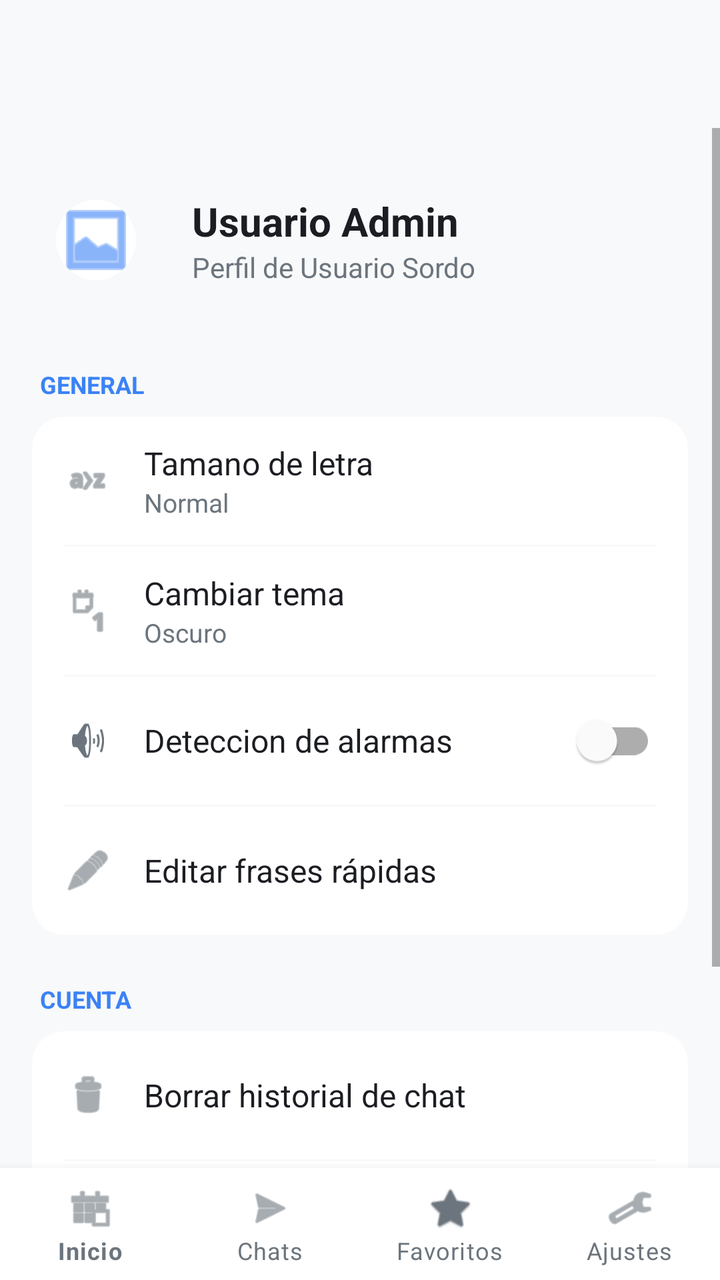
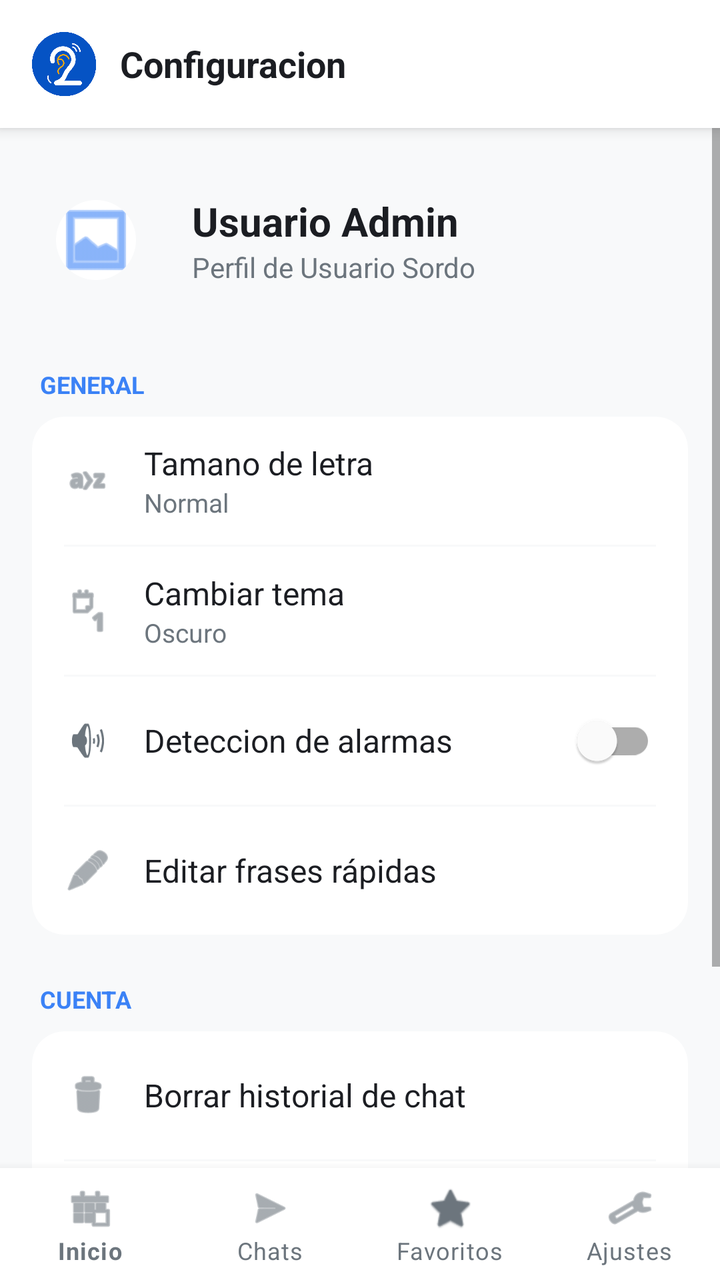

Screens rendered from an Android XML layout before and after an edit, with the pre-edit source and the edit as a unified diff.
<!-- AndroidManifest.xml: activity theme Theme.Speak2Read -->
<!-- res/layout/activity_settings.xml -->
<?xml version="1.0" encoding="utf-8"?>
<RelativeLayout xmlns:android="http://schemas.android.com/apk/res/android"
    xmlns:app="http://schemas.android.com/apk/res-auto"
    android:layout_width="match_parent"
    android:layout_height="match_parent"
    android:background="@color/s2r_background">

    <Toolbar
        android:id="@+id/toolbarSettings"
        android:layout_width="match_parent"
        android:layout_height="64dp"
        android:background="@color/s2r_background"
        app:title="@string/settings_title"
        app:titleTextColor="@color/s2r_text_primary" />

    <ScrollView
        android:layout_width="match_parent"
        android:layout_height="match_parent"
        android:layout_below="@id/toolbarSettings"
        android:layout_above="@id/bottom_navigation">

        <LinearLayout
            android:layout_width="match_parent"
            android:layout_height="wrap_content"
            android:orientation="vertical"
            android:padding="16dp">

            
            <LinearLayout
                android:layout_width="match_parent"
                android:layout_height="wrap_content"
                android:orientation="horizontal"
                android:gravity="center_vertical"
                android:layout_marginBottom="32dp"
                android:layout_marginTop="8dp">
                <com.google.android.material.imageview.ShapeableImageView
                    android:layout_width="64dp"
                    android:layout_height="64dp"
                    android:src="@android:drawable/ic_menu_gallery"
                    app:shapeAppearanceOverlay="@style/CircleImage"
                    android:background="@color/s2r_surface"
                    android:padding="12dp"
                    app:tint="@color/s2r_accent"
                    android:contentDescription="Perfil"/>
                <LinearLayout
                    android:layout_width="wrap_content"
                    android:layout_height="wrap_content"
                    android:orientation="vertical"
                    android:layout_marginStart="16dp">
                    <TextView
                        android:id="@+id/tvUserName"
                        android:layout_width="wrap_content"
                        android:layout_height="wrap_content"
                        android:text="Usuario Admin"
                        android:textColor="@color/s2r_text_primary"
                        android:textSize="20sp"
                        android:textStyle="bold"/>
                    <TextView
                        android:layout_width="wrap_content"
                        android:layout_height="wrap_content"
                        android:text="Perfil de Usuario Sordo"
                        android:textColor="@color/s2r_text_secondary"
                        android:textSize="14sp"/>
                </LinearLayout>
            </LinearLayout>

            
            <TextView
                android:layout_width="wrap_content"
                android:layout_height="wrap_content"
                android:text="@string/settings_category_general"
                android:textColor="@color/s2r_accent"
                android:textSize="12sp"
                android:textStyle="bold"
                android:textAllCaps="true"
                android:layout_marginBottom="8dp"
                android:layout_marginStart="4dp"/>

            <com.google.android.material.card.MaterialCardView
                android:layout_width="match_parent"
                android:layout_height="wrap_content"
                app:cardBackgroundColor="@color/s2r_surface"
                app:cardCornerRadius="16dp"
                app:cardElevation="0dp"
                android:layout_marginBottom="24dp">

                <LinearLayout
                    android:layout_width="match_parent"
                    android:layout_height="wrap_content"
                    android:orientation="vertical">

                    
                    <LinearLayout
                        android:id="@+id/btnFontSizeLayout"
                        android:layout_width="match_parent"
                        android:layout_height="64dp"
                        android:gravity="center_vertical"
                        android:paddingHorizontal="16dp"
                        android:clickable="true"
                        android:focusable="true"
                        android:background="?attr/selectableItemBackground">
                        <ImageView
                            android:layout_width="24dp"
                            android:layout_height="24dp"
                            android:src="@android:drawable/ic_menu_sort_alphabetically"
                            app:tint="@color/s2r_text_secondary"
                            android:contentDescription="Fuente"/>
                        <LinearLayout
                            android:layout_width="0dp"
                            android:layout_height="wrap_content"
                            android:layout_weight="1"
                            android:orientation="vertical"
                            android:layout_marginStart="16dp">
                            <TextView
                                android:layout_width="wrap_content"
                                android:layout_height="wrap_content"
                                android:text="@string/switch_tamano_letra"
                                android:textColor="@color/s2r_text_primary"
                                android:textSize="16sp" />
                            <TextView
                                android:id="@+id/tvFontSizeStatus"
                                android:layout_width="wrap_content"
                                android:layout_height="wrap_content"
                                android:text="Normal"
                                android:textColor="@color/s2r_text_secondary"
                                android:textSize="13sp" />
                        </LinearLayout>
                    </LinearLayout>

                    <View android:layout_width="match_parent" android:layout_height="1dp" android:background="@color/s2r_background" android:layout_marginHorizontal="16dp"/>

                    
                    <LinearLayout
                        android:id="@+id/btnThemeLayout"
                        android:layout_width="match_parent"
                        android:layout_height="64dp"
                        android:gravity="center_vertical"
                        android:paddingHorizontal="16dp"
                        android:clickable="true"
                        android:focusable="true"
                        android:background="?attr/selectableItemBackground">
                        <ImageView
                            android:layout_width="24dp"
                            android:layout_height="24dp"
                            android:src="@android:drawable/ic_menu_day"
                            app:tint="@color/s2r_text_secondary"
                            android:contentDescription="Tema"/>
                        <LinearLayout
                            android:layout_width="0dp"
                            android:layout_height="wrap_content"
                            android:layout_weight="1"
                            android:orientation="vertical"
                            android:layout_marginStart="16dp">
                            <TextView
                                android:layout_width="wrap_content"
                                android:layout_height="wrap_content"
                                android:text="@string/switch_cambiar_tema"
                                android:textColor="@color/s2r_text_primary"
                                android:textSize="16sp" />
                            <TextView
                                android:id="@+id/tvThemeStatus"
                                android:layout_width="wrap_content"
                                android:layout_height="wrap_content"
                                android:text="Oscuro"
                                android:textColor="@color/s2r_text_secondary"
                                android:textSize="13sp" />
                        </LinearLayout>
                    </LinearLayout>

                    <View android:layout_width="match_parent" android:layout_height="1dp" android:background="@color/s2r_background" android:layout_marginHorizontal="16dp"/>

                    
                    <LinearLayout
                        android:layout_width="match_parent"
                        android:layout_height="64dp"
                        android:gravity="center_vertical"
                        android:paddingHorizontal="16dp">
                        <ImageView
                            android:layout_width="24dp"
                            android:layout_height="24dp"
                            android:src="@android:drawable/ic_lock_silent_mode_off"
                            app:tint="@color/s2r_text_secondary"
                            android:contentDescription="Alarmas"/>
                        <TextView
                            android:layout_width="0dp"
                            android:layout_height="wrap_content"
                            android:layout_weight="1"
                            android:layout_marginStart="16dp"
                            android:text="@string/switch_deteccion_alarmas"
                            android:textColor="@color/s2r_text_primary"
                            android:textSize="16sp" />
                        <com.google.android.material.switchmaterial.SwitchMaterial
                            android:id="@+id/swAlarmDetection"
                            android:layout_width="wrap_content"
                            android:layout_height="wrap_content" />
                    </LinearLayout>

                    <View android:layout_width="match_parent" android:layout_height="1dp" android:background="@color/s2r_background" android:layout_marginHorizontal="16dp"/>

                    
                    <LinearLayout
                        android:id="@+id/btnCustomRepliesLayout"
                        android:layout_width="match_parent"
                        android:layout_height="64dp"
                        android:gravity="center_vertical"
                        android:paddingHorizontal="16dp"
                        android:clickable="true"
                        android:focusable="true"
                        android:background="?attr/selectableItemBackground">
                        <ImageView
                            android:layout_width="24dp"
                            android:layout_height="24dp"
                            android:src="@android:drawable/ic_menu_edit"
                            app:tint="@color/s2r_text_secondary"
                            android:contentDescription="Editar"/>
                        <TextView
                            android:layout_width="match_parent"
                            android:layout_height="wrap_content"
                            android:layout_marginStart="16dp"
                            android:text="Editar frases rápidas"
                            android:textColor="@color/s2r_text_primary"
                            android:textSize="16sp" />
                    </LinearLayout>
                </LinearLayout>
            </com.google.android.material.card.MaterialCardView>

            
            <TextView
                android:layout_width="wrap_content"
                android:layout_height="wrap_content"
                android:text="@string/settings_category_account"
                android:textColor="@color/s2r_accent"
                android:textSize="12sp"
                android:textStyle="bold"
                android:textAllCaps="true"
                android:layout_marginBottom="8dp"
                android:layout_marginStart="4dp"/>

            <com.google.android.material.card.MaterialCardView
                android:layout_width="match_parent"
                android:layout_height="wrap_content"
                app:cardBackgroundColor="@color/s2r_surface"
                app:cardCornerRadius="16dp"
                app:cardElevation="0dp"
                android:layout_marginBottom="24dp">

                <LinearLayout
                    android:layout_width="match_parent"
                    android:layout_height="wrap_content"
                    android:orientation="vertical">

                    
                    <LinearLayout
                        android:id="@+id/btnClearHistoryLayout"
                        android:layout_width="match_parent"
                        android:layout_height="64dp"
                        android:gravity="center_vertical"
                        android:paddingHorizontal="16dp"
                        android:clickable="true"
                        android:focusable="true"
                        android:background="?attr/selectableItemBackground">
                        <ImageView
                            android:layout_width="24dp"
                            android:layout_height="24dp"
                            android:src="@android:drawable/ic_menu_delete"
                            app:tint="@color/s2r_text_secondary"
                            android:contentDescription="Borrar"/>
                        <TextView
                            android:layout_width="match_parent"
                            android:layout_height="wrap_content"
                            android:layout_marginStart="16dp"
                            android:text="@string/settings_clear_history"
                            android:textColor="@color/s2r_text_primary"
                            android:textSize="16sp" />
                    </LinearLayout>

                    <View android:layout_width="match_parent" android:layout_height="1dp" android:background="@color/s2r_background" android:layout_marginHorizontal="16dp"/>

                    
                    <LinearLayout
                        android:id="@+id/btnLogoutLayout"
                        android:layout_width="match_parent"
                        android:layout_height="64dp"
                        android:gravity="center_vertical"
                        android:paddingHorizontal="16dp"
                        android:clickable="true"
                        android:focusable="true"
                        android:background="?attr/selectableItemBackground">
                        <ImageView
                            android:layout_width="24dp"
                            android:layout_height="24dp"
                            android:src="@android:drawable/ic_lock_power_off"
                            app:tint="@color/s2r_alert"
                            android:contentDescription="Salir"/>
                        <TextView
                            android:layout_width="match_parent"
                            android:layout_height="wrap_content"
                            android:layout_marginStart="16dp"
                            android:text="@string/settings_logout_btn"
                            android:textColor="@color/s2r_alert"
                            android:textSize="16sp"
                            android:textStyle="bold" />
                    </LinearLayout>
                </LinearLayout>
            </com.google.android.material.card.MaterialCardView>

            
            <TextView
                android:layout_width="match_parent"
                android:layout_height="wrap_content"
                android:gravity="center"
                android:text="@string/settings_app_version"
                android:textColor="@color/s2r_text_secondary"
                android:textSize="12sp"
                android:layout_marginTop="8dp"/>

        </LinearLayout>
    </ScrollView>

    <com.google.android.material.bottomnavigation.BottomNavigationView
        android:id="@+id/bottom_navigation"
        android:layout_width="match_parent"
        android:layout_height="wrap_content"
        android:layout_alignParentBottom="true"
        android:background="@color/s2r_surface"
        app:itemIconTint="@color/s2r_text_secondary"
        app:itemTextColor="@color/s2r_text_secondary"
        app:labelVisibilityMode="labeled"
        app:menu="@menu/bottom_nav_menu" />

</RelativeLayout>
<!-- resources referenced by this layout -->
<resources>
  <color name="s2r_accent">#3B82F6</color>
  <color name="s2r_alert">#D32F2F</color>
  <color name="s2r_background">#F8F9FA</color>
  <color name="s2r_surface">#FFFFFF</color>
  <color name="s2r_text_primary">#1B1D22</color>
  <color name="s2r_text_secondary">#6C757D</color>
  <string name="settings_app_version">Versión 1.0.4 - Pro</string>
  <string name="settings_category_account">Cuenta</string>
  <string name="settings_category_general">General</string>
  <string name="settings_clear_history">Borrar historial de chat</string>
  <string name="settings_logout_btn">Cerrar Sesión</string>
  <string name="settings_title">Configuracion</string>
  <string name="switch_cambiar_tema">Cambiar tema</string>
  <string name="switch_deteccion_alarmas">Deteccion de alarmas</string>
  <string name="switch_tamano_letra">Tamano de letra</string>
  <style name="CircleImage">
          <item name="cornerSize">50%</item>
      </style>
  <style name="Theme.Speak2Read" parent="Theme.MaterialComponents.DayNight.NoActionBar">
          <item name="colorPrimary">@color/s2r_bubble_usuario</item>
          <item name="colorPrimaryVariant">@color/s2r_bubble_usuario</item>
          <item name="colorOnPrimary">@color/white</item>
          <item name="android:windowBackground">@color/s2r_background</item>
          <item name="android:colorBackground">@color/s2r_background</item>
          <item name="android:textColorPrimary">@color/s2r_text_primary</item>
          <item name="android:textColor">@color/s2r_text_primary</item>
      </style>
  <color name="s2r_bubble_usuario">#2563EB</color>
  <color name="white">#FFFFFFFF</color>
</resources>

<!-- the commit's change to res/layout/activity_settings.xml (unified diff, before → after) -->
@@ -5,13 +5,37 @@
     android:layout_height="match_parent"
     android:background="@color/s2r_background">
 
-    <Toolbar
+    <com.google.android.material.card.MaterialCardView
         android:id="@+id/toolbarSettings"
         android:layout_width="match_parent"
         android:layout_height="64dp"
-        android:background="@color/s2r_background"
-        app:title="@string/settings_title"
-        app:titleTextColor="@color/s2r_text_primary" />
+        app:cardElevation="4dp"
+        app:cardCornerRadius="0dp"
+        app:cardBackgroundColor="@color/s2r_surface">
+
+        <LinearLayout
+            android:layout_width="match_parent"
+            android:layout_height="match_parent"
+            android:orientation="horizontal"
+            android:gravity="center_vertical"
+            android:paddingHorizontal="16dp">
+
+            <ImageView
+                android:layout_width="32dp"
+                android:layout_height="32dp"
+                android:src="@drawable/logo_final_v5"
+                android:contentDescription="Logo" />
+
+            <TextView
+                android:layout_width="wrap_content"
+                android:layout_height="wrap_content"
+                android:layout_marginStart="12dp"
+                android:text="@string/settings_title"
+                android:textStyle="bold"
+                android:textSize="18sp"
+                android:textColor="@color/s2r_text_primary" />
+        </LinearLayout>
+    </com.google.android.material.card.MaterialCardView>
 
     <ScrollView
         android:layout_width="match_parent"
<!-- resource entries referenced after the edit -->
@@ -6,6 +6,7 @@
   <color name="s2r_surface">#FFFFFF</color>
   <color name="s2r_text_primary">#1B1D22</color>
   <color name="s2r_text_secondary">#6C757D</color>
+  <!-- drawable logo_final_v5: png bitmap (drawable, 19149 bytes) -->
   <string name="settings_app_version">Versión 1.0.4 - Pro</string>
   <string name="settings_category_account">Cuenta</string>
   <string name="settings_category_general">General</string>
